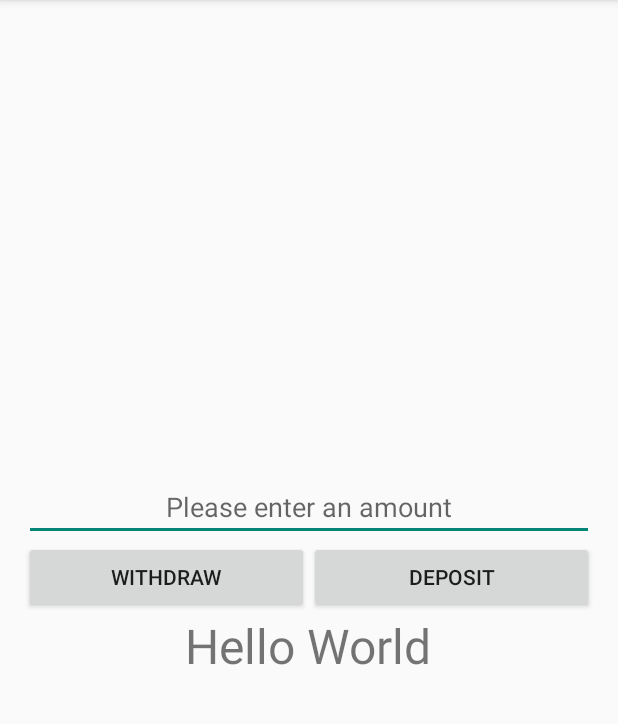
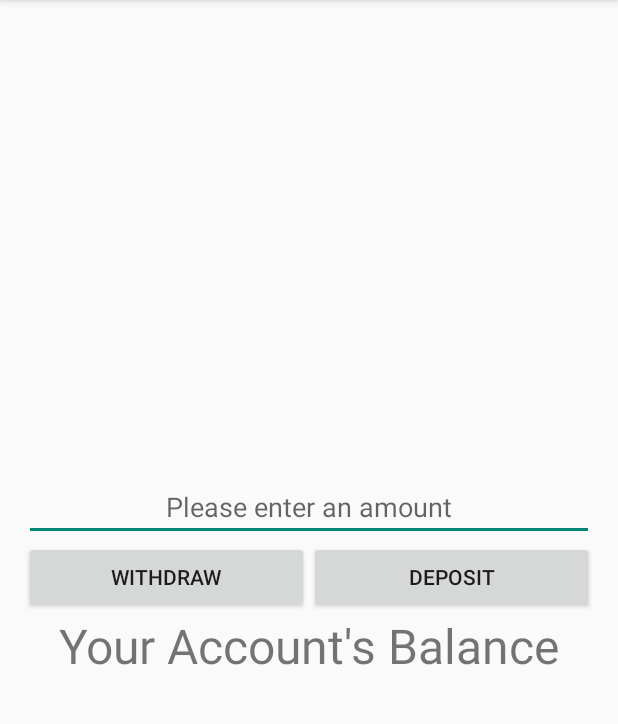
Before and after one commit to PaulJSmith/MyBank, an Android app: the screen it shows after launch (MainActivity), on a phone screen of 412 x 824 dp, the part 84-808 px from its top. Run offline under Robolectric (Android 15) with nearby library versions, the phone set to English and light mode, and no system bars.

Commit message:
6.7 video

```diff
--- a/app/src/main/java/com/example/iron/mybank/MainActivity.java
+++ b/app/src/main/java/com/example/iron/mybank/MainActivity.java
@@ -21,8 +21,10 @@ public class MainActivity extends ActionBarActivity {
         super.onCreate(savedInstanceState);
         setContentView(R.layout.activity_main);
 
+        amountInput = (EditText) findViewById(R.id.amount_input);
+        withdrawButton = (Button) findViewById(R.id.button_withdraw);
+        depositButton = (Button) findViewById(R.id.button_deposit);
         amountDisplay = (TextView) findViewById(R.id.balance_display);
-        amountDisplay.setText("Hello World");
     }
 
 
```
